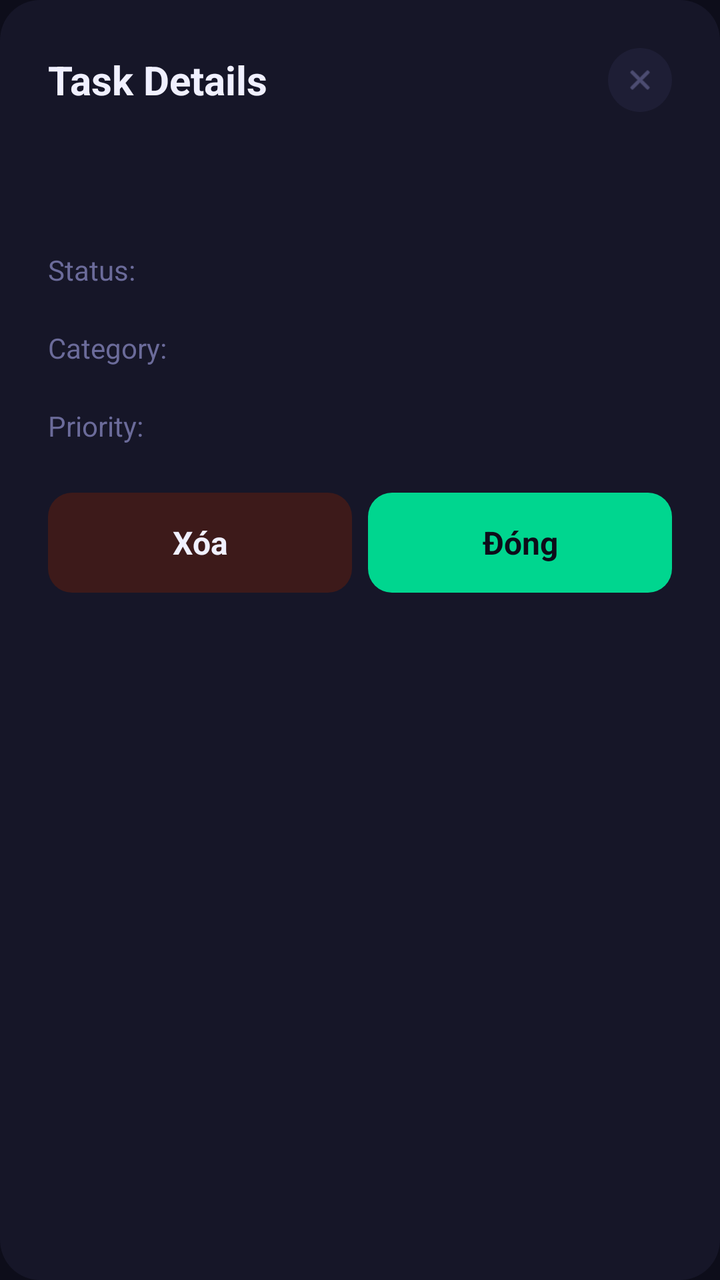
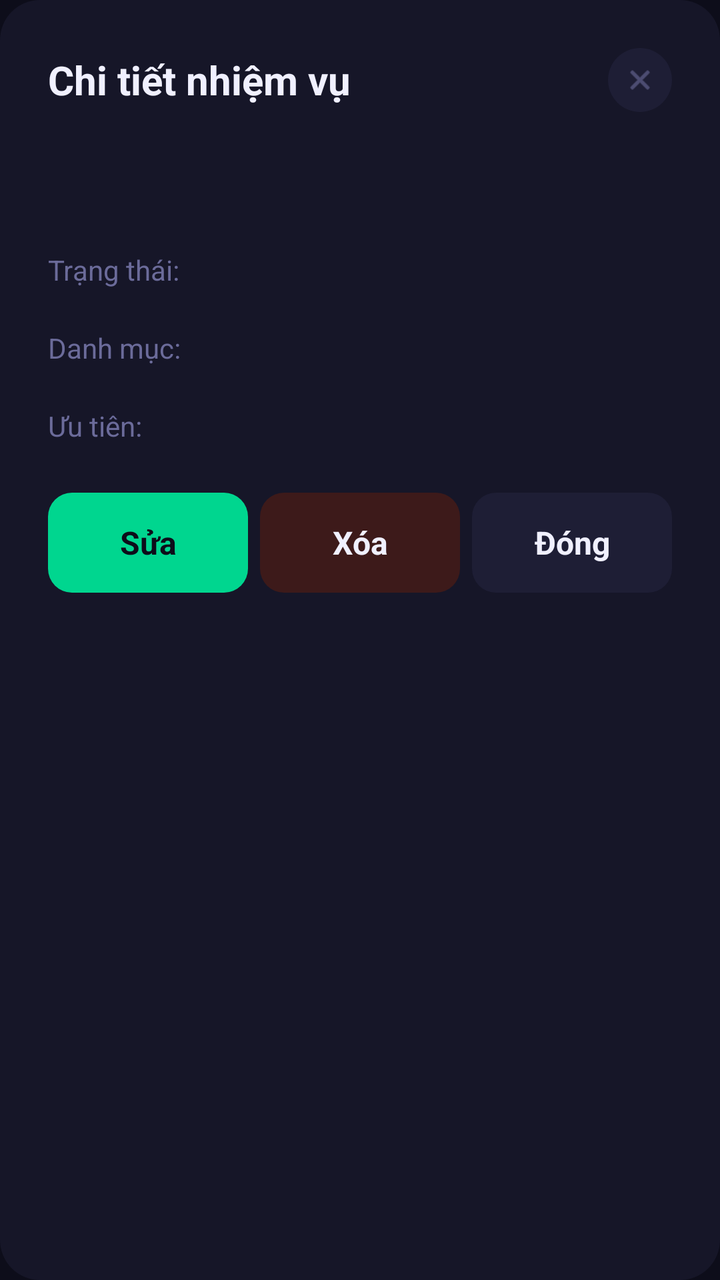

An Android layout rendered at two revisions. The XML below is the earlier revision; the diff shows what the commit changed to produce the second picture.
<!-- AndroidManifest.xml: application theme Theme.NoteApp -->
<!-- res/layout/dialog_task_detail.xml -->
<?xml version="1.0" encoding="utf-8"?>
<LinearLayout xmlns:android="http://schemas.android.com/apk/res/android"
    android:layout_width="match_parent"
    android:layout_height="wrap_content"
    android:background="@drawable/bg_dialog"
    android:orientation="vertical"
    android:padding="24dp">

    
    <RelativeLayout
        android:layout_width="match_parent"
        android:layout_height="wrap_content"
        android:layout_marginBottom="20dp">

        <TextView
            android:layout_width="wrap_content"
            android:layout_height="wrap_content"
            android:layout_centerVertical="true"
            android:text="Task Details"
            android:textColor="@color/text_primary"
            android:textSize="20sp"
            android:textStyle="bold" />

        <ImageView
            android:id="@+id/btn_close"
            android:layout_width="32dp"
            android:layout_height="32dp"
            android:layout_alignParentEnd="true"
            android:layout_centerVertical="true"
            android:background="@drawable/bg_close_button"
            android:padding="8dp"
            android:src="@android:drawable/ic_menu_close_clear_cancel"
            android:tint="@color/text_secondary" />
    </RelativeLayout>

    
    <TextView
        android:id="@+id/tv_task_title"
        android:layout_width="match_parent"
        android:layout_height="wrap_content"
        android:layout_marginBottom="16dp"
        android:textColor="@color/text_primary"
        android:textSize="22sp"
        android:textStyle="bold" />

    
    <LinearLayout
        android:layout_width="match_parent"
        android:layout_height="wrap_content"
        android:layout_marginBottom="12dp"
        android:gravity="center_vertical"
        android:orientation="horizontal">

        <TextView
            android:layout_width="wrap_content"
            android:layout_height="wrap_content"
            android:text="Status: "
            android:textColor="@color/text_secondary"
            android:textSize="14sp" />

        <TextView
            android:id="@+id/tv_task_status"
            android:layout_width="wrap_content"
            android:layout_height="wrap_content"
            android:paddingStart="10dp"
            android:paddingTop="4dp"
            android:paddingEnd="10dp"
            android:paddingBottom="4dp"
            android:textColor="@color/text_primary"
            android:textSize="14sp" />
    </LinearLayout>

    
    <LinearLayout
        android:layout_width="match_parent"
        android:layout_height="wrap_content"
        android:layout_marginBottom="12dp"
        android:gravity="center_vertical"
        android:orientation="horizontal">

        <TextView
            android:layout_width="wrap_content"
            android:layout_height="wrap_content"
            android:text="Category: "
            android:textColor="@color/text_secondary"
            android:textSize="14sp" />

        <TextView
            android:id="@+id/tv_task_category"
            android:layout_width="wrap_content"
            android:layout_height="wrap_content"
            android:paddingStart="10dp"
            android:paddingTop="4dp"
            android:paddingEnd="10dp"
            android:paddingBottom="4dp"
            android:textColor="@color/text_primary"
            android:textSize="14sp" />
    </LinearLayout>

    
    <LinearLayout
        android:layout_width="match_parent"
        android:layout_height="wrap_content"
        android:layout_marginBottom="20dp"
        android:gravity="center_vertical"
        android:orientation="horizontal">

        <TextView
            android:layout_width="wrap_content"
            android:layout_height="wrap_content"
            android:text="Priority: "
            android:textColor="@color/text_secondary"
            android:textSize="14sp" />

        <TextView
            android:id="@+id/tv_task_priority"
            android:layout_width="wrap_content"
            android:layout_height="wrap_content"
            android:paddingStart="10dp"
            android:paddingTop="4dp"
            android:paddingEnd="10dp"
            android:paddingBottom="4dp"
            android:textColor="@color/text_primary"
            android:textSize="14sp" />
    </LinearLayout>

    
    <LinearLayout
        android:layout_width="match_parent"
        android:layout_height="wrap_content"
        android:orientation="horizontal">

        <TextView
            android:id="@+id/btn_delete_task"
            android:layout_width="0dp"
            android:layout_height="50dp"
            android:layout_marginEnd="8dp"
            android:layout_weight="1"
            android:background="@drawable/bg_button_danger"
            android:gravity="center"
            android:text="Xóa"
            android:textColor="@color/text_primary"
            android:textSize="16sp"
            android:textStyle="bold" />

        <TextView
            android:id="@+id/btn_close_dialog"
            android:layout_width="0dp"
            android:layout_height="50dp"
            android:layout_weight="1"
            android:background="@drawable/bg_button_primary"
            android:gravity="center"
            android:text="Đóng"
            android:textColor="@color/bg_dark"
            android:textSize="16sp"
            android:textStyle="bold" />
    </LinearLayout>

</LinearLayout>
<!-- resources referenced by this layout -->
<resources>
  <color name="bg_dark">#0D0D1A</color>
  <color name="text_primary">#F0F0FF</color>
  <color name="text_secondary">#6B6B9A</color>
  <!-- drawable bg_button_danger (drawable) -->
  <?xml version="1.0" encoding="utf-8"?>
  <shape xmlns:android="http://schemas.android.com/apk/res/android">
      <solid android:color="#3D1A1A" />
      <corners android:radius="12dp" />
  </shape>
  <!-- drawable bg_button_primary (drawable) -->
  <?xml version="1.0" encoding="utf-8"?>
  <shape xmlns:android="http://schemas.android.com/apk/res/android">
      <solid android:color="@color/accent_green" />
      <corners android:radius="12dp" />
  </shape>
  <!-- drawable bg_close_button (drawable) -->
  <?xml version="1.0" encoding="utf-8"?>
  <shape xmlns:android="http://schemas.android.com/apk/res/android"
      android:shape="oval">
      <solid android:color="@color/bg_card_lighter" />
  </shape>
  <!-- drawable bg_dialog (drawable) -->
  <?xml version="1.0" encoding="utf-8"?>
  <shape xmlns:android="http://schemas.android.com/apk/res/android">
      <solid android:color="@color/bg_card" />
      <corners android:radius="20dp" />
  </shape>
  <style name="Theme.NoteApp" parent="Theme.MaterialComponents.DayNight.NoActionBar">
          <item name="colorPrimary">@color/accent_green</item>
          <item name="colorPrimaryVariant">@color/accent_green_dark</item>
          <item name="colorOnPrimary">@color/bg_dark</item>
          <item name="colorSecondary">@color/accent_purple</item>
          <item name="colorSecondaryVariant">@color/accent_purple_light</item>
          <item name="colorOnSecondary">@color/text_primary</item>
          <item name="android:statusBarColor">@color/bg_dark</item>
          <item name="android:navigationBarColor">@color/bg_dark</item>
          <item name="android:windowBackground">@color/bg_dark</item>
      </style>
  <color name="accent_green">#00D68F</color>
  <color name="bg_card_lighter">#1E1E35</color>
  <color name="bg_card">#161628</color>
  <color name="accent_green_dark">#00B377</color>
  <color name="accent_purple">#7C3AED</color>
  <color name="accent_purple_light">#B388FF</color>
</resources>

<!-- the commit's change to res/layout/dialog_task_detail.xml (unified diff, before → after) -->
@@ -16,7 +16,7 @@
             android:layout_width="wrap_content"
             android:layout_height="wrap_content"
             android:layout_centerVertical="true"
-            android:text="Task Details"
+            android:text="Chi tiết nhiệm vụ"
             android:textColor="@color/text_primary"
             android:textSize="20sp"
             android:textStyle="bold" />
@@ -54,7 +54,7 @@
         <TextView
             android:layout_width="wrap_content"
             android:layout_height="wrap_content"
-            android:text="Status: "
+            android:text="Trạng thái: "
             android:textColor="@color/text_secondary"
             android:textSize="14sp" />
 
@@ -81,7 +81,7 @@
         <TextView
             android:layout_width="wrap_content"
             android:layout_height="wrap_content"
-            android:text="Category: "
+            android:text="Danh mục: "
             android:textColor="@color/text_secondary"
             android:textSize="14sp" />
 
@@ -108,7 +108,7 @@
         <TextView
             android:layout_width="wrap_content"
             android:layout_height="wrap_content"
-            android:text="Priority: "
+            android:text="Ưu tiên: "
             android:textColor="@color/text_secondary"
             android:textSize="14sp" />
 
@@ -131,10 +131,23 @@
         android:orientation="horizontal">
 
         <TextView
+            android:id="@+id/btn_edit_task"
+            android:layout_width="0dp"
+            android:layout_height="50dp"
+            android:layout_marginEnd="6dp"
+            android:layout_weight="1"
+            android:background="@drawable/bg_button_primary"
+            android:gravity="center"
+            android:text="Sửa"
+            android:textColor="@color/bg_dark"
+            android:textSize="16sp"
+            android:textStyle="bold" />
+
+        <TextView
             android:id="@+id/btn_delete_task"
             android:layout_width="0dp"
             android:layout_height="50dp"
-            android:layout_marginEnd="8dp"
+            android:layout_marginEnd="6dp"
             android:layout_weight="1"
             android:background="@drawable/bg_button_danger"
             android:gravity="center"
@@ -148,10 +161,10 @@
             android:layout_width="0dp"
             android:layout_height="50dp"
             android:layout_weight="1"
-            android:background="@drawable/bg_button_primary"
+            android:background="@drawable/bg_button_secondary"
             android:gravity="center"
             android:text="Đóng"
-            android:textColor="@color/bg_dark"
+            android:textColor="@color/text_primary"
             android:textSize="16sp"
             android:textStyle="bold" />
     </LinearLayout>
<!-- resource entries referenced after the edit -->
@@ -13,6 +13,12 @@
   <?xml version="1.0" encoding="utf-8"?>
   <shape xmlns:android="http://schemas.android.com/apk/res/android">
       <solid android:color="@color/accent_green" />
+      <corners android:radius="12dp" />
+  </shape>
+  <!-- drawable bg_button_secondary (drawable) -->
+  <?xml version="1.0" encoding="utf-8"?>
+  <shape xmlns:android="http://schemas.android.com/apk/res/android">
+      <solid android:color="@color/bg_card_lighter" />
       <corners android:radius="12dp" />
   </shape>
   <!-- drawable bg_close_button (drawable) -->
